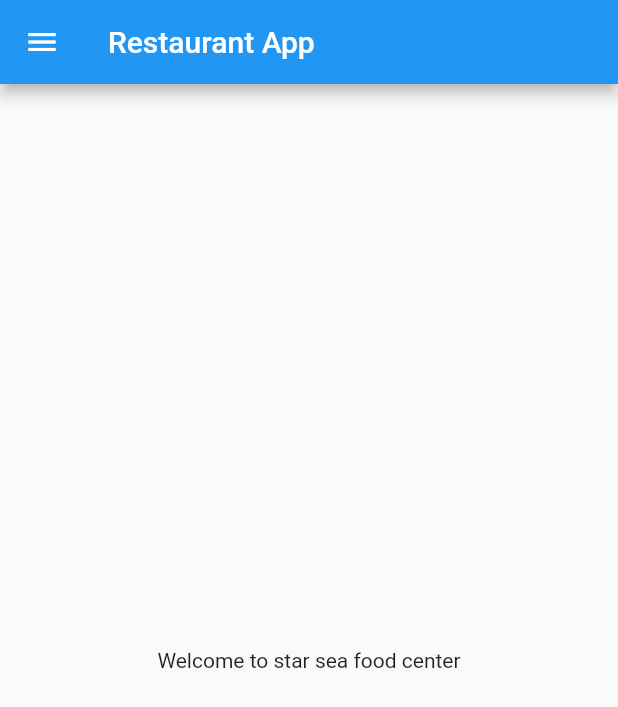
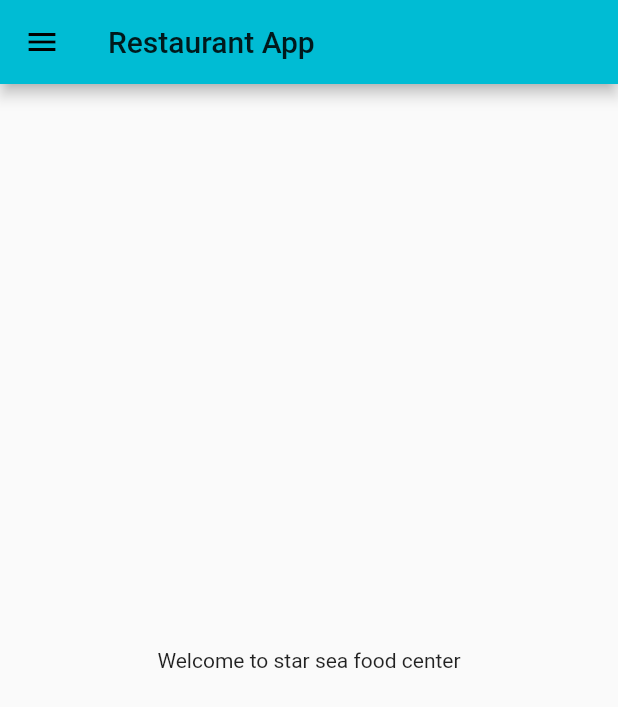
Before and after one commit to RitamKundu/Restaurant_App, a Flutter app: the screen it shows after launch, on a phone screen of 412 x 824 dp. Shown: the top 707 px of the screen. Run offline on Flutter 3.47's test engine with Material 2 defaults, Android fonts, the phone set to English and light mode, and no system bars.

Commit message:
day 3 completed

```diff
--- a/lib/main.dart
+++ b/lib/main.dart
@@ -1,5 +1,6 @@
 import 'package:flutter/material.dart';
-import 'package:restaurant_app/home_page.dart';
+import 'package:restaurant_app/pages/home_page.dart';
+import 'package:restaurant_app/pages/login_page.dart';
 
 void main() {
   runApp(MyApp());
@@ -11,7 +12,17 @@ class MyApp extends StatelessWidget {
   @override
   Widget build(BuildContext context) {
     return MaterialApp(
-      home: HomePage(),
+      themeMode: ThemeMode.light,
+      theme: ThemeData(primarySwatch: Colors.cyan),
+      darkTheme: ThemeData(
+        brightness: Brightness.dark,
+      ),
+      initialRoute: "/home",
+      routes: {
+        "/": (context) => LoginPage(),
+        "/home": (context) => HomePage(),
+        "/login": (context) => LoginPage(),
+      },
     );
   }
 }
```
Also changed, not shown: lib/pages/login_page.dart (added, +21 -0 lines), lib/pages/home_page.dart (renamed from lib/home_page.dart).
